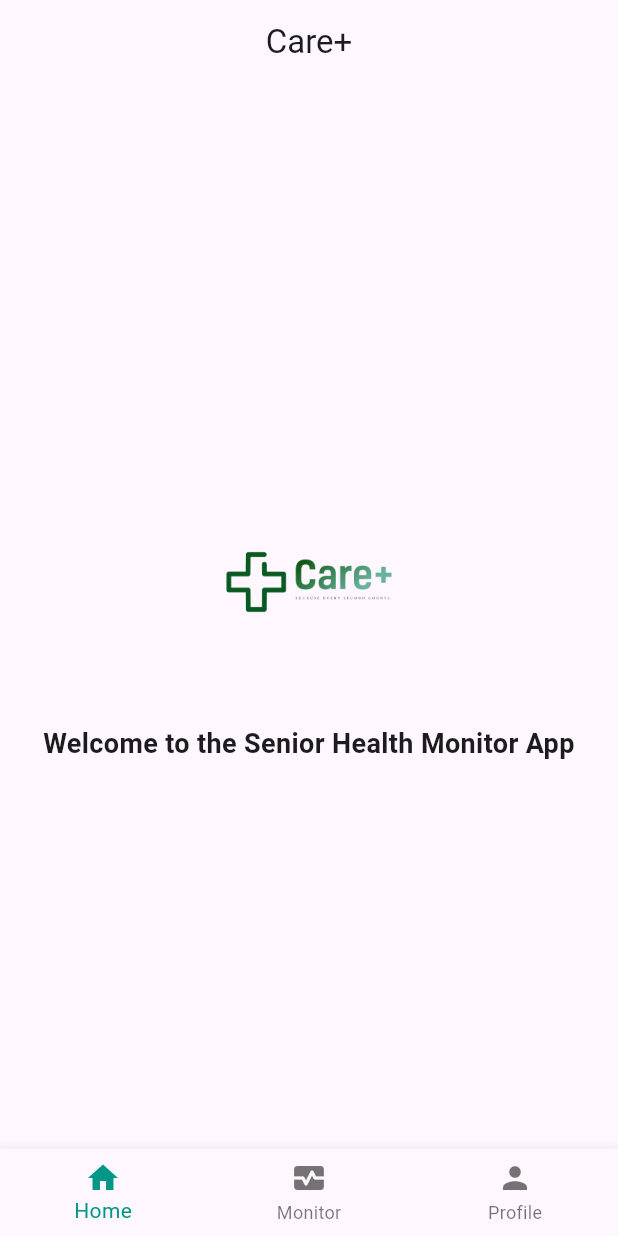
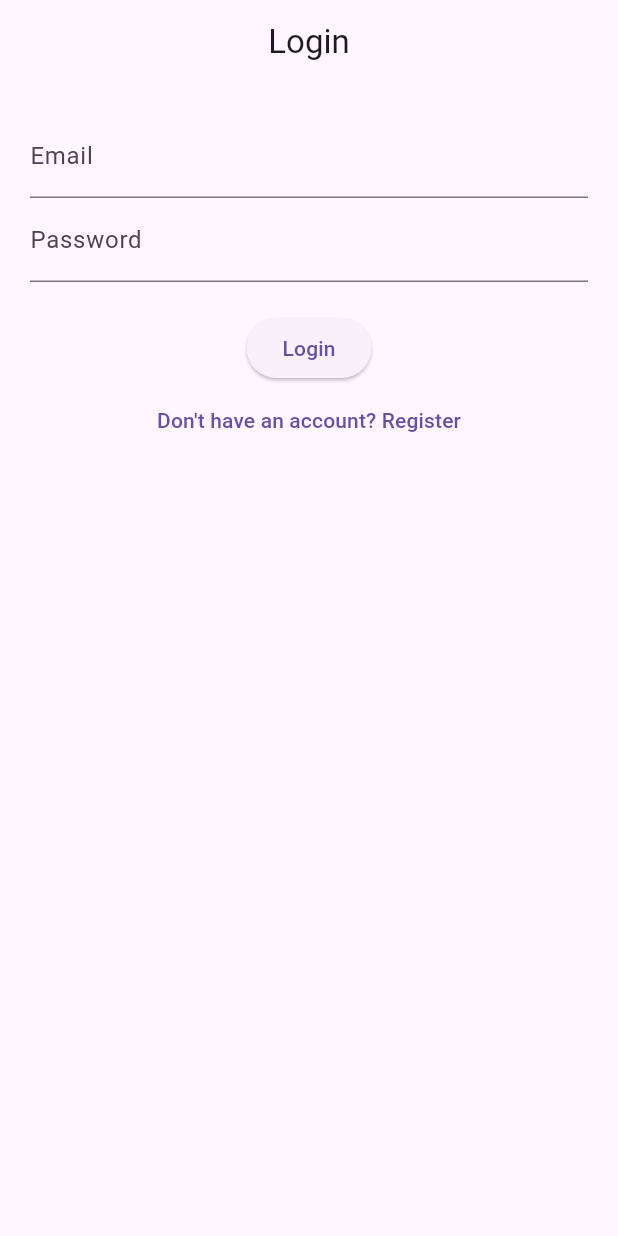
Before and after one commit to SECJ3623-MAP-24252/map-group-project-family-guy, a Flutter app: the screen it shows after launch, on a phone screen of 412 x 824 dp. Run offline on Flutter 3.47's test engine with Material 3 defaults, Android fonts, the phone set to English and light mode, and no system bars.

Commit message:
login logout signup homepage

```diff
--- /dev/null
+++ b/Care+/lib/login.dart
@@ -0,0 +1,43 @@
+import 'package:flutter/material.dart';
+
+class LoginScreen extends StatelessWidget {
+  final TextEditingController emailController = TextEditingController();
+  final TextEditingController passwordController = TextEditingController();
+
+  @override
+  Widget build(BuildContext context) {
+    return Scaffold(
+      appBar: AppBar(title: Text("Login"), centerTitle: true),
+      body: Padding(
+        padding: EdgeInsets.all(20),
+        child: Column(
+          children: [
+            TextField(
+              controller: emailController,
+              decoration: InputDecoration(labelText: "Email"),
+            ),
+            TextField(
+              controller: passwordController,
+              obscureText: true,
+              decoration: InputDecoration(labelText: "Password"),
+            ),
+            SizedBox(height: 20),
+            ElevatedButton(
+              child: Text("Login"),
+              onPressed: () {
+                // 登录逻辑
+                Navigator.pushReplacementNamed(context, '/main');
+              },
+            ),
+            TextButton(
+              onPressed: () {
+                Navigator.pushReplacementNamed(context, '/signup');
+              },
+              child: Text("Don't have an account? Register"),
+            ),
+          ],
+        ),
+      ),
+    );
+  }
+}
--- a/Care+/lib/main.dart
+++ b/Care+/lib/main.dart
@@ -1,4 +1,7 @@
 import 'package:flutter/material.dart';
+import 'signup.dart';
+import 'login.dart'; // 导入 LoginScreen
+import 'homepage.dart'; // 导入 MainScreen
 
 void main() {
   runApp(HealthMonitorApp());
@@ -10,99 +13,13 @@ class HealthMonitorApp extends StatelessWidget {
     return MaterialApp(
       title: 'Senior Health Monitor',
       theme: ThemeData(primarySwatch: Colors.teal),
-      home: MainScreen(),
       debugShowCheckedModeBanner: false,
+      initialRoute: '/login', // 启动时跳转到登录页面
+      routes: {
+        '/signup': (context) => SignUpScreen(),
+        '/login': (context) => LoginScreen(), // 确保 LoginScreen 作为 Widget 使用
+        '/main': (context) => MainScreen(),
+      },
     );
   }
 }
-
-class MainScreen extends StatefulWidget {
-  @override
-  _MainScreenState createState() => _MainScreenState();
-}
-
-class _MainScreenState extends State<MainScreen> {
-  int _selectedIndex = 0;
-
-  // Define the different pages
-  final List<Widget> _pages = [HomeScreen(), MonitorScreen(), ProfileScreen()];
-
-  void _onItemTapped(int index) {
-    setState(() {
-      _selectedIndex = index;
-    });
-  }
-
-  @override
-  Widget build(BuildContext context) {
-    return Scaffold(
-      body: _pages[_selectedIndex],
-      bottomNavigationBar: BottomNavigationBar(
-        currentIndex: _selectedIndex,
-        selectedItemColor: Colors.teal,
-        onTap: _onItemTapped,
-        items: const [
-          BottomNavigationBarItem(icon: Icon(Icons.home), label: 'Home'),
-          BottomNavigationBarItem(
-            icon: Icon(Icons.monitor_heart),
-            label: 'Monitor',
-          ),
-          BottomNavigationBarItem(icon: Icon(Icons.person), label: 'Profile'),
-        ],
-      ),
-    );
-  }
-}
-
-class HomeScreen extends StatelessWidget {
-  @override
-  Widget build(BuildContext context) {
-    return Scaffold(
-      appBar: AppBar(title: Text('Care+'), centerTitle: true),
-      body: Center(
-        child: Column(
-          mainAxisAlignment: MainAxisAlignment.center,
-          children: [
-            Image.asset('assets/images/default.png', width: 150, height: 150),
-            SizedBox(height: 20),
-            Text(
-              'Welcome to the Senior Health Monitor App',
-              style: TextStyle(fontSize: 18, fontWeight: FontWeight.bold),
-              textAlign: TextAlign.center,
-            ),
-          ],
-        ),
-      ),
-    );
-  }
-}
-
-class MonitorScreen extends StatelessWidget {
-  @override
-  Widget build(BuildContext context) {
-    return Scaffold(
-      appBar: AppBar(title: Text('Health Monitoring'), centerTitle: true),
-      body: Center(
-        child: Text(
-          'Live health data will appear here.',
-          style: TextStyle(fontSize: 16),
-        ),
-      ),
-    );
-  }
-}
-
-class ProfileScreen extends StatelessWidget {
-  @override
-  Widget build(BuildContext context) {
-    return Scaffold(
-      appBar: AppBar(title: Text('Profile'), centerTitle: true),
-      body: Center(
-        child: Text(
-          'User profile and settings.',
-          style: TextStyle(fontSize: 16),
-        ),
-      ),
-    );
-  }
-}
```
Also changed, not shown: Care+/lib/homepage.dart (added, +148 -0 lines), Care+/lib/signup.dart (added, +54 -0 lines), 1 other file.
